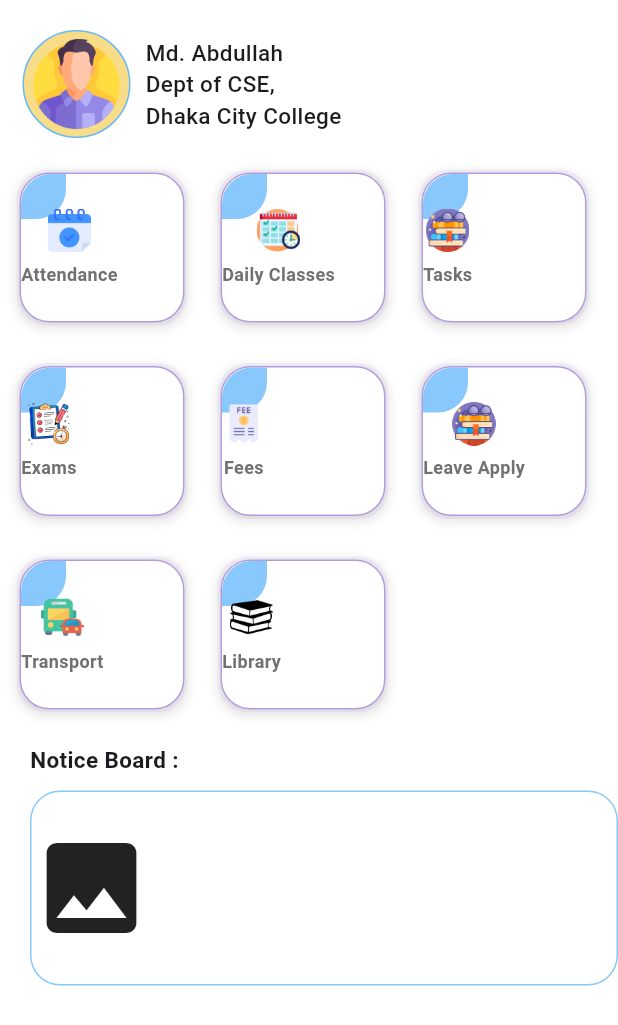
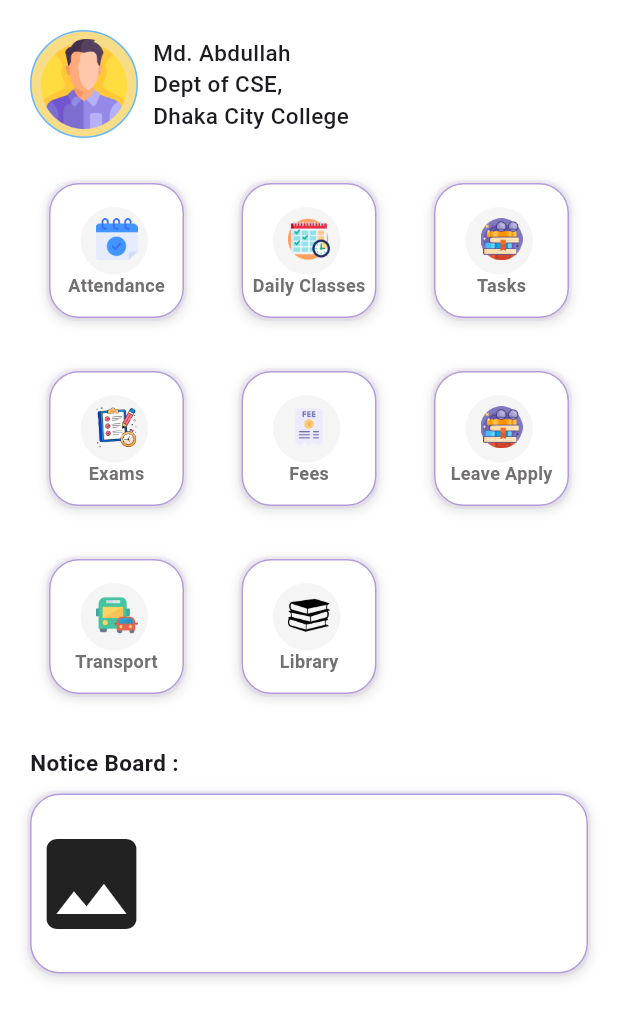
Before and after one commit to SamiraRa/School-Management-System, a Flutter app: the HomepageScreen screen opened directly, on a phone screen of 412 x 824 dp. Shown: the top 1025 px of the screen. Run offline on Flutter 3.47's test engine with Material 3 defaults, Android fonts, the phone set to English and light mode, and no system bars; our stand-ins replace flutter_svg.

Commit message:
edumax screens organizing

```diff
--- a/lib/Screens/Login/components/login_form.dart
+++ b/lib/Screens/Login/components/login_form.dart
@@ -1,9 +1,6 @@
 import 'package:flutter/material.dart';
 import 'package:school_management_application/UI/homepage_screen.dart';
-
-import '../../../components/already_have_an_account_acheck.dart';
 import '../../../constants.dart';
-import '../../Signup/signup_screen.dart';
 
 class LoginForm extends StatelessWidget {
   const LoginForm({
@@ -12,10 +9,13 @@ class LoginForm extends StatelessWidget {
 
   @override
   Widget build(BuildContext context) {
+    TextEditingController emailController = TextEditingController();
+    TextEditingController passwordController = TextEditingController();
     return Form(
       child: Column(
         children: [
           TextFormField(
+            controller: emailController,
             keyboardType: TextInputType.emailAddress,
             textInputAction: TextInputAction.next,
             cursorColor: kPrimaryColor,
@@ -31,6 +31,7 @@ class LoginForm extends StatelessWidget {
           Padding(
             padding: const EdgeInsets.symmetric(vertical: defaultPadding),
             child: TextFormField(
+              controller: passwordController,
               textInputAction: TextInputAction.done,
               obscureText: true,
               cursorColor: kPrimaryColor,
@@ -54,18 +55,18 @@ class LoginForm extends StatelessWidget {
             ),
           ),
           const SizedBox(height: defaultPadding),
-          AlreadyHaveAnAccountCheck(
-            press: () {
-              Navigator.push(
-                context,
-                MaterialPageRoute(
-                  builder: (context) {
-                    return const SignUpScreen();
-                  },
-                ),
-              );
-            },
-          ),
+          // AlreadyHaveAnAccountCheck(
+          //   press: () {
+          //     Navigator.push(
+          //       context,
+          //       MaterialPageRoute(
+          //         builder: (context) {
+          //           return const SignUpScreen();
+          //         },
+          //       ),
+          //     );
+          //   },
+          // ),
         ],
       ),
     );
--- a/lib/Screens/Welcome/components/login_signup_btn.dart
+++ b/lib/Screens/Welcome/components/login_signup_btn.dart
@@ -29,26 +29,26 @@ class LoginAndSignupBtn extends StatelessWidget {
           ),
         ),
         const SizedBox(height: 16),
-        ElevatedButton(
-          onPressed: () {
-            Navigator.push(
-              context,
-              MaterialPageRoute(
-                builder: (context) {
-                  return const SignUpScreen();
-                },
-              ),
-            );
-          },
-          style: ElevatedButton.styleFrom(
-            backgroundColor: kPrimaryLightColor,
-            elevation: 0,
-          ),
-          child: Text(
-            "Sign Up".toUpperCase(),
-            style: const TextStyle(color: Colors.black),
-          ),
-        ),
+        // ElevatedButton(
+        //   onPressed: () {
+        //     Navigator.push(
+        //       context,
+        //       MaterialPageRoute(
+        //         builder: (context) {
+        //           return const SignUpScreen();
+        //         },
+        //       ),
+        //     );
+        //   },
+        //   style: ElevatedButton.styleFrom(
+        //     backgroundColor: kPrimaryLightColor,
+        //     elevation: 0,
+        //   ),
+        //   child: Text(
+        //     "Sign Up".toUpperCase(),
+        //     style: const TextStyle(color: Colors.black),
+        //   ),
+        // ),
       ],
     );
   }
--- a/lib/UI/homepage_screen.dart
+++ b/lib/UI/homepage_screen.dart
@@ -62,15 +62,15 @@ class _HomepageScreenState extends State<HomepageScreen> {
         body: Column(
           crossAxisAlignment: CrossAxisAlignment.start,
           children: [
-            SizedBox(
+            const SizedBox(
               height: 20,
             ),
             Row(
               children: [
                 Padding(
-                  padding: const EdgeInsets.only(left: 15),
+                  padding: const EdgeInsets.only(left: 20),
                   child: Container(
-                    padding: EdgeInsets.all(5),
+                    padding: const EdgeInsets.all(5),
                     decoration: BoxDecoration(
                         color: const Color.fromARGB(255, 247, 221, 136),
                         borderRadius: BorderRadius.circular(100),
@@ -83,10 +83,10 @@ class _HomepageScreenState extends State<HomepageScreen> {
                     ),
                   ),
                 ),
-                SizedBox(
+                const SizedBox(
                   width: 10,
                 ),
-                Column(
+                const Column(
                   crossAxisAlignment: CrossAxisAlignment.start,
                   children: [
                     Row(
@@ -112,49 +112,25 @@ class _HomepageScreenState extends State<HomepageScreen> {
                 )
               ],
             ),
-            SizedBox(
-              height: 20,
+            const SizedBox(
+              height: 30,
             ),
             GridView.builder(
-                padding: EdgeInsets.only(left: 10, right: 8),
+                padding: const EdgeInsets.only(left: 15, right: 15),
                 shrinkWrap: true,
-                gridDelegate: SliverGridDelegateWithFixedCrossAxisCount(
+                gridDelegate: const SliverGridDelegateWithFixedCrossAxisCount(
                   crossAxisCount: 3,
-                  crossAxisSpacing: 8,
-                  mainAxisSpacing: 3,
+                  crossAxisSpacing: 3,
+                  mainAxisSpacing: 0,
                 ),
                 itemCount: buttonList.length,
                 itemBuilder: (context, index) {
-                  return Stack(
+                  return Column(
                     children: [
-                      Padding(
-                        padding: const EdgeInsets.all(3.0),
-                        child: Container(
-                          height: 100,
-                          width: 110,
-                          decoration: BoxDecoration(
-                            boxShadow: [
-                              BoxShadow(
-                                  color: Colors.deepPurple.shade50
-                                      .withOpacity(0.8),
-                                  blurRadius: 5,
-                                  spreadRadius: 2,
-                                  blurStyle: BlurStyle.inner),
-                              BoxShadow(
-                                  color: Colors.black.withOpacity(0.1),
-                                  offset: const Offset(0, 2),
-                                  blurRadius: 5,
-                                  spreadRadius: 2,
-                                  blurStyle: BlurStyle.normal)
-                            ],
-                            borderRadius: BorderRadius.circular(20),
-                            border: Border.all(
-                                width: 1,
-                                color: Colors.deepPurple.withOpacity(0.5)),
-
-                            color: Colors.white,
-                            // color: const Color.fromARGB(255, 136, 200, 252),
-                          ),
+                      Container(
+                        height: 90,
+                        width: 90,
+                        decoration: decorationOfContainer(),
                         child: InkWell(
                           onTap: () => {
                             Navigator.push(
@@ -166,44 +142,46 @@ class _HomepageScreenState extends State<HomepageScreen> {
                           child: Stack(
                             children: [
                               Positioned(
-                                  top: 0,
-                                  left: 0,
+                                top: 15,
+                                left: 20,
                                 child: Container(
-                                    height: 30,
-                                    width: 30,
+                                  height: 45,
+                                  width: 45,
                                   decoration: BoxDecoration(
-                                        color: const Color.fromARGB(
-                                            255, 136, 200, 252),
-                                        borderRadius: BorderRadius.only(
-                                            topLeft: Radius.circular(20),
-                                            bottomRight: Radius.circular(20))),
+                                    color: Colors.grey.shade100,
+                                    borderRadius: BorderRadius.circular(100),
                                   ),
                                 ),
-                                Column(
+                              ),
+                              Center(
+                                child: Column(
                                   crossAxisAlignment: CrossAxisAlignment.center,
                                   mainAxisAlignment: MainAxisAlignment.center,
                                   children: [
+                                    const SizedBox(
+                                      height: 10,
+                                    ),
                                     SizedBox(
-                                      height: 29,
+                                      height: 28,
                                       width: 29,
                                       child: Image.asset(
                                           'assets/images/${buttonList[index]["icon"]}.png'),
                                     ),
                                     const SizedBox(
-                                      height: 6,
+                                      height: 8,
                                     ),
                                     Text(
                                       buttonList[index]["name"],
-                                      style: TextStyle(
+                                      style: const TextStyle(
                                           fontSize: 12,
                                           fontWeight: FontWeight.w600,
-                                          color: const Color.fromARGB(
+                                          color: Color.fromARGB(
                                               255, 114, 112, 112)),
                                     )
                                   ],
                                 ),
+                              ),
                             ],
-                            ),
                           ),
                         ),
                       ),
@@ -226,32 +204,23 @@ class _HomepageScreenState extends State<HomepageScreen> {
                     ],
                   );
                 }),
-            Padding(
-              padding: const EdgeInsets.only(left: 20, right: 10),
+            const Padding(
+              padding: EdgeInsets.only(left: 20, right: 10),
               child: Text(
                 "Notice Board :",
                 style: TextStyle(fontSize: 15, fontWeight: FontWeight.w600),
               ),
             ),
-            SizedBox(
+            const SizedBox(
               height: 10,
             ),
             Padding(
-              padding: const EdgeInsets.only(
-                left: 20,
-              ),
+              padding: const EdgeInsets.only(left: 20, right: 20),
               child: Container(
-                height: 130,
+                height: 120,
                 // width: double.infinity,
-                decoration: BoxDecoration(
-                  borderRadius: BorderRadius.circular(20),
-                  border: Border.all(
-                      width: 1, color: Color.fromARGB(255, 136, 200, 252)),
-
-                  color: Colors.white,
-                  // color: const Color.fromARGB(255, 136, 200, 252),
-                ),
-                child: Row(
+                decoration: decorationOfContainer(),
+                child: const Row(
                   children: [
                     Icon(
                       Icons.image,
@@ -270,4 +239,27 @@ class _HomepageScreenState extends State<HomepageScreen> {
       ),
     );
   }
+
+  BoxDecoration decorationOfContainer() {
+    return BoxDecoration(
+      boxShadow: [
+        BoxShadow(
+            color: Colors.deepPurple.shade50.withOpacity(0.8),
+            blurRadius: 5,
+            spreadRadius: 2,
+            blurStyle: BlurStyle.inner),
+        BoxShadow(
+            color: Colors.black.withOpacity(0.1),
+            offset: const Offset(0, 2),
+            blurRadius: 5,
+            spreadRadius: 2,
+            blurStyle: BlurStyle.normal)
+      ],
+      borderRadius: BorderRadius.circular(20),
+      border: Border.all(width: 1, color: Colors.deepPurple.withOpacity(0.5)),
+
+      color: Colors.white,
+      // color: const Color.fromARGB(255, 136, 200, 252),
+    );
   }
+}
--- a/lib/main.dart
+++ b/lib/main.dart
@@ -12,7 +12,7 @@ class MyApp extends StatelessWidget {
   Widget build(BuildContext context) {
     return MaterialApp(
       debugShowCheckedModeBanner: false,
-      title: 'Flutter Demo',
+      title: 'EduMax',
       theme: ThemeData(
         colorScheme: ColorScheme.fromSeed(seedColor: Colors.deepPurple),
         useMaterial3: true,
```
Lines whose indentation alone changed are shown as unchanged.
